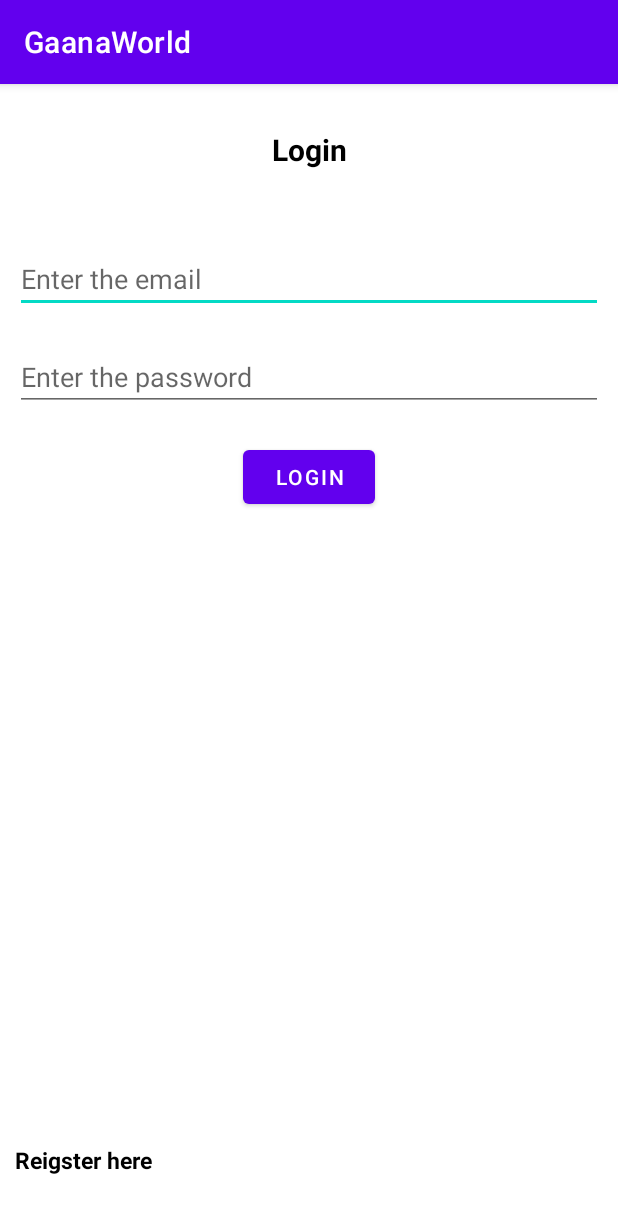
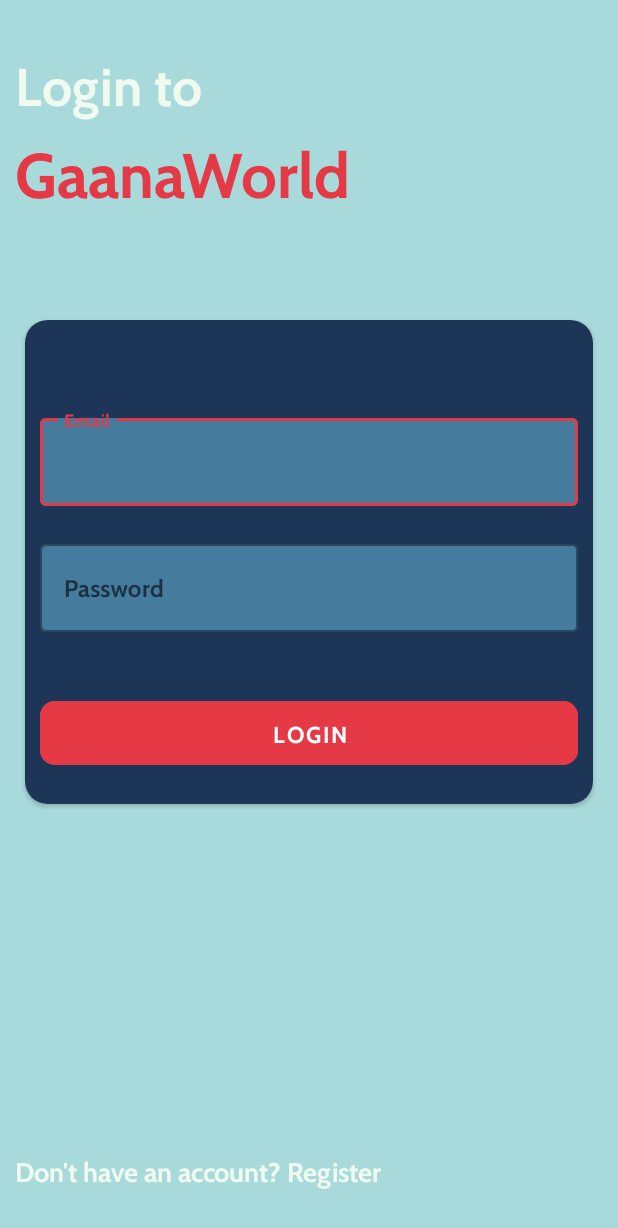
Before and after one commit to Aman16-ai/GaanaWorld-AndroidApp, an Android app: the screen it shows after launch (MainActivity), on a phone screen of 412 x 824 dp. Shown: the top 1228 px of the screen. Run offline under Robolectric (Android 15) with nearby library versions, the phone set to English and light mode, and no system bars; our stand-ins replace Firebase (no records; nobody signed in at launch, a user with empty details on screens opened directly); libraries missing offline, so code that uses them is left out: com.google.android.exoplayer2.

Commit message:
improving the ui of login fragment

```diff
--- a/app/src/main/java/com/example/gaanaworld/exoplayer/ExoPlayerMusic.kt
+++ b/app/src/main/java/com/example/gaanaworld/exoplayer/ExoPlayerMusic.kt
@@ -13,7 +13,7 @@ import com.google.android.exoplayer2.util.Util
 
 class ExoPlayerMusic(val context:Context) {
 
-    private val exoPlayer = SimpleExoPlayer.Builder(context).build()
+    private val exoPlayer = ExoPlayer.Builder(context).build()
 
     public fun playMusic(url:String) {
         val mediaSource = extractMediaSourceFromUri(url)
--- a/app/src/main/java/com/example/gaanaworld/ui/LoginFragment.kt
+++ b/app/src/main/java/com/example/gaanaworld/ui/LoginFragment.kt
@@ -1,5 +1,6 @@
 package com.example.gaanaworld.ui
 
+import android.opengl.Visibility
 import android.os.Bundle
 import androidx.fragment.app.Fragment
 import android.view.LayoutInflater
@@ -7,17 +8,21 @@ import android.view.View
 import android.view.ViewGroup
 import android.widget.Button
 import android.widget.EditText
+import android.widget.ProgressBar
 import android.widget.TextView
+import androidx.core.content.ContextCompat
 import androidx.fragment.app.viewModels
 import androidx.navigation.fragment.findNavController
 import com.example.gaanaworld.R
 import com.example.gaanaworld.viewmodels.LoginUserViewModel
+import com.google.android.exoplayer2.Timeline
 
 
 class LoginFragment : Fragment() {
     private lateinit var emailEt : EditText
     private lateinit var passwordEt : EditText
     private lateinit var registertv : TextView
+    private lateinit var progressBar : ProgressBar
     private lateinit var btn : Button
 
     private val loginUserViewModel : LoginUserViewModel by viewModels()
@@ -37,14 +42,22 @@ class LoginFragment : Fragment() {
         passwordEt = view.findViewById(R.id.pass_et)
         registertv = view.findViewById(R.id.registerViewTv)
         btn = view.findViewById(R.id.loginBtn)
+        progressBar = view.findViewById(R.id.login_progress_bar)
+
+//        progressBar.visibility = View.GONE
 
         loginUserViewModel.getAuthStatus().observe(viewLifecycleOwner){
             if(it) {
+                progressBar.visibility = View.GONE
                 val action = LoginFragmentDirections.actionLoginFragmentToHomeActivity()
                 findNavController().navigate(action)
             }
+            else {
+                progressBar.visibility = View.GONE
+            }
         }
         btn.setOnClickListener {
+            progressBar.visibility = View.VISIBLE
             loginUserViewModel.loginUser(email = emailEt.text.toString(), password = passwordEt.text.toString())
         }
         registertv.setOnClickListener {
--- a/app/src/main/res/layout/fragment_login.xml
+++ b/app/src/main/res/layout/fragment_login.xml
@@ -6,60 +6,143 @@
     xmlns:app="http://schemas.android.com/apk/res-auto"
     tools:context=".ui.LoginFragment"
     android:padding="10dp"
+    android:background="#a8dadc"
     >
 
     <!-- TODO: Update blank fragment layout -->
+    <ProgressBar
+        android:id="@+id/login_progress_bar"
+        android:layout_width="wrap_content"
+        android:layout_height="wrap_content"
+        app:layout_constraintTop_toTopOf="parent"
+        app:layout_constraintBottom_toBottomOf="parent"
+        app:layout_constraintLeft_toLeftOf="parent"
+        app:layout_constraintRight_toRightOf="parent"
+        />
     <TextView
-        android:id="@+id/heading_tv"
+        android:id="@+id/heading_tv1"
         android:layout_width="match_parent"
         android:layout_height="wrap_content"
-        android:text="Login"
         app:layout_constraintTop_toTopOf="parent"
         app:layout_constraintLeft_toLeftOf="parent"
         app:layout_constraintRight_toRightOf="parent"
+        android:text="Login to"
+        android:textColor="#f1faee"
+        android:textSize="35dp"
         android:layout_marginTop="20dp"
-        android:textAlignment="center"
-        android:textColor="@color/black"
-        android:textSize="20sp"
+        android:fontFamily="@font/cabinbold"
+        />
+    <TextView
+        android:id="@+id/heading_tv"
+        android:layout_width="0dp"
+        android:layout_height="wrap_content"
+        android:text="GaanaWorld"
+        android:fontFamily="@font/cabinbold"
+        app:layout_constraintTop_toBottomOf="@+id/heading_tv1"
+        app:layout_constraintLeft_toLeftOf="parent"
+        app:layout_constraintRight_toRightOf="parent"
+        android:layout_marginTop="2dp"
+        android:gravity="left"
+        android:textColor="#e63946"
+        android:textSize="42dp"
         android:textStyle="bold"
         />
-    <EditText
+
+   <androidx.cardview.widget.CardView
+       android:id="@+id/credentials_card"
+       android:layout_width="0dp"
+       android:layout_height="wrap_content"
+       app:layout_constraintTop_toBottomOf="@+id/heading_tv"
+       android:layout_marginTop="60dp"
+       app:layout_constraintLeft_toLeftOf="@+id/heading_tv"
+       app:layout_constraintRight_toRightOf="@id/heading_tv"
+       app:cardCornerRadius="15dp"
+       app:cardUseCompatPadding="true"
+       >
+       <androidx.constraintlayout.widget.ConstraintLayout
+           android:layout_width="match_parent"
+           android:layout_height="wrap_content"
+           android:padding="10dp"
+           android:background="#1d3557"
+           >
+           <com.google.android.material.textfield.TextInputLayout
+               android:id="@+id/email_et_layout"
+               android:layout_width="match_parent"
+               android:layout_height="wrap_content"
+               app:layout_constraintTop_toTopOf="parent"
+               app:layout_constraintLeft_toLeftOf="parent"
+               app:layout_constraintRight_toRightOf="parent"
+               style="@style/Widget.MaterialComponents.TextInputLayout.OutlinedBox"
+               android:layout_marginTop="50dp"
+               app:boxBackgroundColor="#457b9d"
+               app:hintTextColor="#e63946"
+               app:boxStrokeColor="#e63946"
+               >
+               <com.google.android.material.textfield.TextInputEditText
                    android:id="@+id/email_et"
                    android:layout_width="match_parent"
                    android:layout_height="wrap_content"
-        app:layout_constraintTop_toBottomOf="@+id/heading_tv"
-        android:layout_marginTop="50dp"
-        android:hint="Enter the email"
+                   android:hint="Email"
+                   android:textColorHint="#f1faee"
+                   android:textColor="@color/white"
+                   android:fontFamily="@font/cabinbold"
                    />
-    <EditText
+           </com.google.android.material.textfield.TextInputLayout>
+>
+           <com.google.android.material.textfield.TextInputLayout
+               android:id="@+id/pass_et_layout"
+               android:layout_width="match_parent"
+               android:layout_height="wrap_content"
+               app:layout_constraintTop_toBottomOf="@+id/email_et_layout"
+               app:layout_constraintLeft_toLeftOf="parent"
+               app:layout_constraintRight_toRightOf="parent"
+               style="@style/Widget.MaterialComponents.TextInputLayout.OutlinedBox"
+               android:layout_marginTop="20dp"
+               app:boxBackgroundColor="#457b9d"
+               app:hintTextColor="#e63946"
+               app:boxStrokeColor="#e63946"
+               >
+               <com.google.android.material.textfield.TextInputEditText
                    android:id="@+id/pass_et"
                    android:layout_width="match_parent"
                    android:layout_height="wrap_content"
-        app:layout_constraintTop_toBottomOf="@+id/email_et"
-        android:layout_marginTop="20dp"
-        android:hint="Enter the password"
+                   android:hint="Password"
+                   android:textColor="@color/white"
+                   android:fontFamily="@font/cabinbold"
+                   android:inputType="textPassword"
                    />
-    <Button
+           </com.google.android.material.textfield.TextInputLayout>
+           <com.google.android.material.button.MaterialButton
                android:id="@+id/loginBtn"
-        android:layout_width="wrap_content"
+               android:layout_width="match_parent"
                android:layout_height="wrap_content"
-        app:layout_constraintTop_toBottomOf="@id/pass_et"
+               app:layout_constraintTop_toBottomOf="@id/pass_et_layout"
                app:layout_constraintLeft_toLeftOf="parent"
                app:layout_constraintRight_toRightOf="parent"
-        android:layout_marginTop="20dp"
+               android:layout_marginTop="40dp"
+               app:layout_constraintBottom_toBottomOf="parent"
+               android:layout_marginBottom="10dp"
+               android:backgroundTint="#e63946"
+               app:cornerRadius="10dp"
+               android:textSize="15dp"
+               android:padding="10dp"
+               android:fontFamily="@font/cabinbold"
                android:text="Login"
                />
+       </androidx.constraintlayout.widget.ConstraintLayout>
+   </androidx.cardview.widget.CardView>
     <TextView
         android:id="@+id/registerViewTv"
-        android:layout_width="match_parent"
+        android:layout_width="0dp"
         android:layout_height="wrap_content"
         app:layout_constraintBottom_toBottomOf="parent"
-        app:layout_constraintLeft_toLeftOf="parent"
-        app:layout_constraintRight_toRightOf="parent"
-        android:layout_marginBottom="30dp"
-        android:text="Reigster here"
+        app:layout_constraintLeft_toLeftOf="@id/credentials_card"
+        app:layout_constraintRight_toRightOf="@id/credentials_card"
+        android:layout_marginBottom="20dp"
+        android:text="Don't have an account? Register"
         android:textStyle="bold"
-        android:textSize="15sp"
-        android:textColor="@color/black"
+        android:textSize="18dp"
+        android:fontFamily="@font/cabinbold"
+        android:textColor="#f1faee"
         />
 </androidx.constraintlayout.widget.ConstraintLayout>
--- a/app/src/main/res/values/themes.xml
+++ b/app/src/main/res/values/themes.xml
@@ -1,9 +1,9 @@
 <resources xmlns:tools="http://schemas.android.com/tools">
     <!-- Base application theme. -->
-    <style name="Theme.GaanaWorld" parent="Theme.MaterialComponents.DayNight.DarkActionBar">
+    <style name="Theme.GaanaWorld" parent="Theme.MaterialComponents.DayNight.NoActionBar">
         <!-- Primary brand color. -->
         <item name="colorPrimary">@color/purple_500</item>
-        <item name="colorPrimaryVariant">@color/purple_700</item>
+        <item name="colorPrimaryVariant">#a8dadc</item>
         <item name="colorOnPrimary">@color/white</item>
         <!-- Secondary brand color. -->
         <item name="colorSecondary">@color/teal_200</item>
```
Also changed, not shown: app/src/main/res/font/cabinbold.ttf (added). Lines whose indentation alone changed are shown as unchanged.
